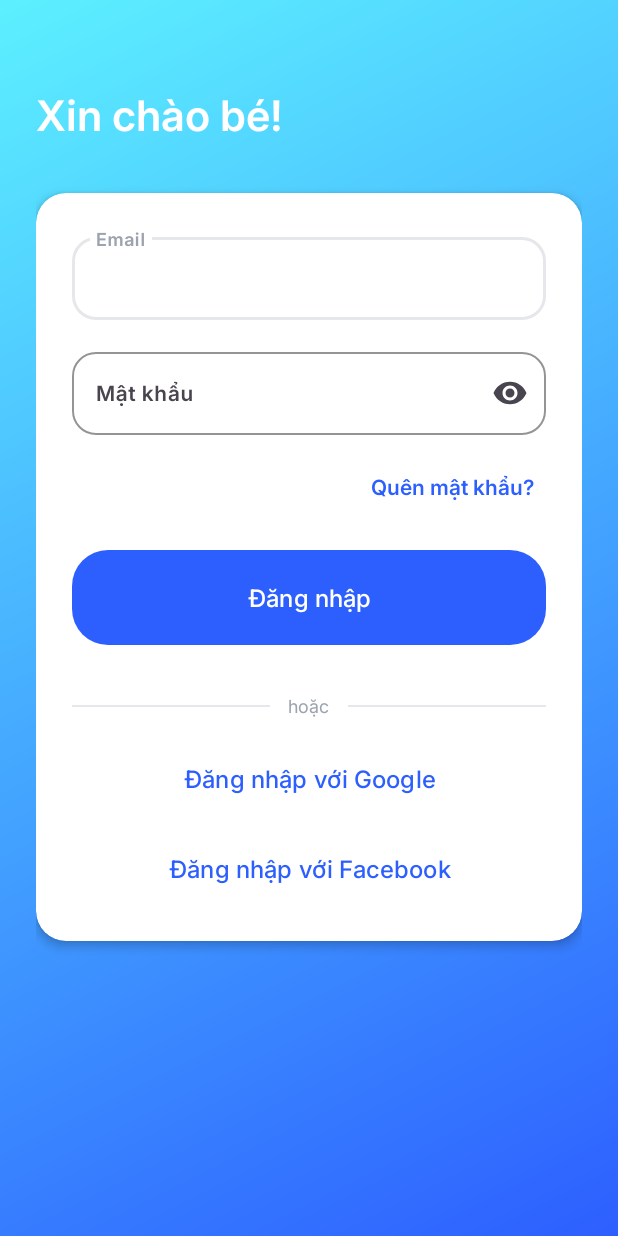
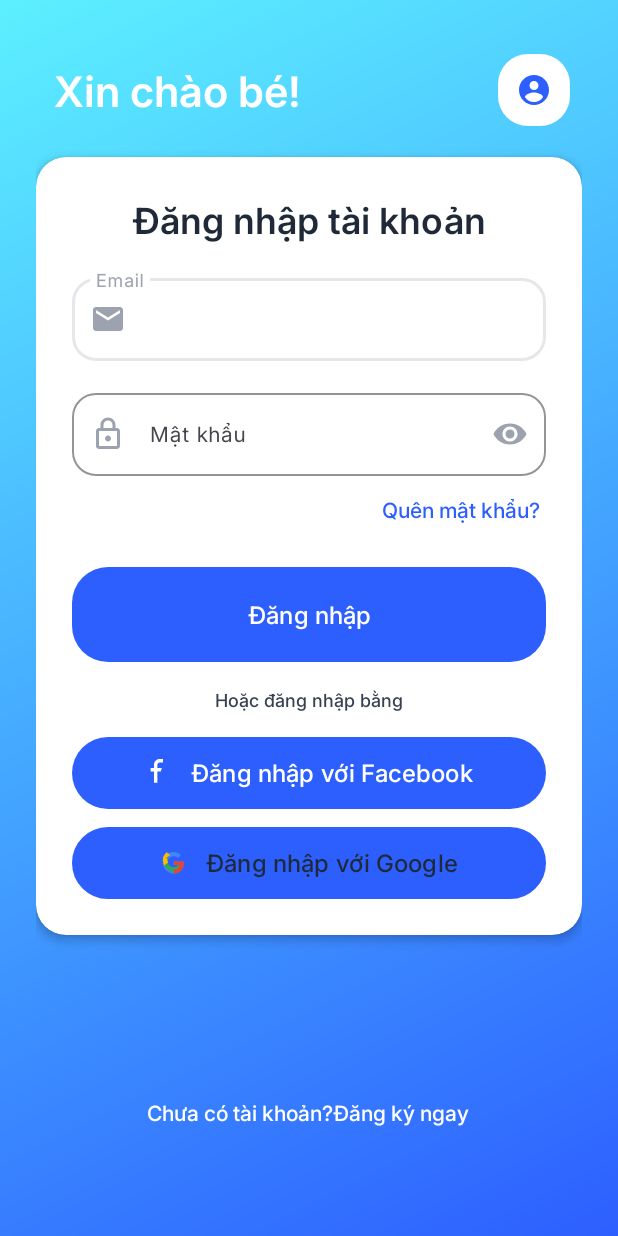
Before and after one commit to HuuHuyDev/Math-Habit, an Android app: the screen it shows after launch (LoginActivity), on a phone screen of 412 x 824 dp. Run offline under Robolectric (Android 15) with nearby library versions, the phone set to English and light mode, and no system bars; our stand-ins replace navigation-ui.

Commit message:
feat(ui): update login screen and push initial develop branch

```diff
--- a/app/src/main/java/com/kidsapp/ui/auth/LoginFragment.java
+++ b/app/src/main/java/com/kidsapp/ui/auth/LoginFragment.java
@@ -68,6 +68,12 @@ public class LoginFragment extends Fragment {
             Toast.makeText(getContext(), "Đăng nhập với Facebook", Toast.LENGTH_SHORT).show();
             // TODO: Implement Facebook login
         });
+
+        // Register
+        binding.tvRegister.setOnClickListener(v -> {
+            Toast.makeText(getContext(), "Đi tới đăng ký", Toast.LENGTH_SHORT).show();
+            // TODO: Navigate to register fragment
+        });
     }
 
     private boolean validateInput(String email, String password) {
--- /dev/null
+++ b/app/src/main/res/drawable/bg_button_facebook.xml
@@ -0,0 +1,10 @@
+<?xml version="1.0" encoding="utf-8"?>
+<shape xmlns:android="http://schemas.android.com/apk/res/android">
+    <solid android:color="@color/facebook_blue" />
+    <corners android:radius="@dimen/radius_button" />
+    <padding
+        android:left="@dimen/spacing_12"
+        android:top="@dimen/spacing_12"
+        android:right="@dimen/spacing_12"
+        android:bottom="@dimen/spacing_12" />
+</shape>
--- /dev/null
+++ b/app/src/main/res/drawable/bg_button_google.xml
@@ -0,0 +1,13 @@
+<?xml version="1.0" encoding="utf-8"?>
+<shape xmlns:android="http://schemas.android.com/apk/res/android">
+    <solid android:color="@color/white" />
+    <stroke
+        android:width="1dp"
+        android:color="@color/google_border" />
+    <corners android:radius="@dimen/radius_button" />
+    <padding
+        android:left="@dimen/spacing_12"
+        android:top="@dimen/spacing_12"
+        android:right="@dimen/spacing_12"
+        android:bottom="@dimen/spacing_12" />
+</shape>
--- /dev/null
+++ b/app/src/main/res/drawable/ic_email.xml
@@ -0,0 +1,10 @@
+<?xml version="1.0" encoding="utf-8"?>
+<vector xmlns:android="http://schemas.android.com/apk/res/android"
+    android:width="24dp"
+    android:height="24dp"
+    android:viewportWidth="24"
+    android:viewportHeight="24">
+    <path
+        android:fillColor="@color/input_icon_tint"
+        android:pathData="M20,4H4c-1.1,0 -2,0.9 -2,2v12c0,1.1 0.9,2 2,2h16c1.1,0 2,-0.9 2,-2V6c0,-1.1 -0.9,-2 -2,-2zM20,8l-8,5 -8,-5V6l8,5 8,-5v2z" />
+</vector>
--- /dev/null
+++ b/app/src/main/res/drawable/ic_eye.xml
@@ -0,0 +1,10 @@
+<?xml version="1.0" encoding="utf-8"?>
+<vector xmlns:android="http://schemas.android.com/apk/res/android"
+    android:width="24dp"
+    android:height="24dp"
+    android:viewportWidth="24"
+    android:viewportHeight="24">
+    <path
+        android:fillColor="@color/input_icon_tint"
+        android:pathData="M12,5C7,5 2.73,8.11 1,12c1.73,3.89 6,7 11,7s9.27,-3.11 11,-7c-1.73,-3.89 -6,-7 -11,-7zM12,17c-2.76,0 -5,-2.24 -5,-5s2.24,-5 5,-5 5,2.24 5,5 -2.24,5 -5,5zM12,9c-1.66,0 -3,1.34 -3,3s1.34,3 3,3 3,-1.34 3,-3 -1.34,-3 -3,-3z" />
+</vector>
--- /dev/null
+++ b/app/src/main/res/drawable/ic_facebook.xml
@@ -0,0 +1,10 @@
+<?xml version="1.0" encoding="utf-8"?>
+<vector xmlns:android="http://schemas.android.com/apk/res/android"
+    android:width="24dp"
+    android:height="24dp"
+    android:viewportWidth="24"
+    android:viewportHeight="24">
+    <path
+        android:fillColor="#FFFFFF"
+        android:pathData="M13,3h3V0h-3c-2.76,0 -5,2.24 -5,5v3H5v3h3v10h3v-10h3l1,-3h-4V5c0,-1.1 0.9,-2 2,-2z" />
+</vector>
--- /dev/null
+++ b/app/src/main/res/drawable/ic_google.xml
@@ -0,0 +1,19 @@
+<?xml version="1.0" encoding="utf-8"?>
+<vector xmlns:android="http://schemas.android.com/apk/res/android"
+    android:width="24dp"
+    android:height="24dp"
+    android:viewportWidth="24"
+    android:viewportHeight="24">
+    <path
+        android:fillColor="#4285F4"
+        android:pathData="M21.35,11.1h-9.17v3.2h5.48c-0.24,1.5 -1.65,4.4 -5.48,4.4 -3.3,0 -5.98,-2.74 -5.98,-6.1s2.68,-6.1 5.98,-6.1c1.88,0 3.14,0.8 3.86,1.48l2.64,-2.55C16.61,3.62 14.5,2.7 12,2.7 6.84,2.7 2.5,7.03 2.5,12.2s4.34,9.5 9.5,9.5c5.46,0 9.12,-3.83 9.12,-9.25 0,-0.63 -0.07,-1.2 -0.27,-1.79z" />
+    <path
+        android:fillColor="#34A853"
+        android:pathData="M12,22c3.52,0 6.47,-2.28 7.5,-5.54l-3.5,-2.72c-0.48,1.42 -1.78,2.41 -4,2.41 -3.03,0 -5.48,-2.55 -5.48,-5.64 0,-0.99 0.29,-1.91 0.78,-2.7L3.73,5.58C2.9,7.12 2.5,8.81 2.5,10.5 2.5,15.67 6.84,20 12,20z" />
+    <path
+        android:fillColor="#FBBC05"
+        android:pathData="M5.03,8.81c0.81,-1.58 2.34,-2.8 4.22,-3.28l-3.32,-2.58C4.08,4.45 2.5,6.99 2.5,9.8c0,1.69 0.4,3.38 1.23,4.92l3.55,-2.68c-0.49,-0.79 -0.78,-1.71 -0.78,-2.7 0,-0.48 0.06,-0.95 0.16,-1.39z" />
+    <path
+        android:fillColor="#EA4335"
+        android:pathData="M21.35,11.1h-9.17v3.2h5.48c-0.24,1.5 -1.65,4.4 -5.48,4.4v3c5.46,0 9.12,-3.83 9.12,-9.25 0,-0.63 -0.07,-1.2 -0.27,-1.79z" />
+</vector>
--- /dev/null
+++ b/app/src/main/res/drawable/ic_lock.xml
@@ -0,0 +1,10 @@
+<?xml version="1.0" encoding="utf-8"?>
+<vector xmlns:android="http://schemas.android.com/apk/res/android"
+    android:width="24dp"
+    android:height="24dp"
+    android:viewportWidth="24"
+    android:viewportHeight="24">
+    <path
+        android:fillColor="@color/input_icon_tint"
+        android:pathData="M12,17c1.1,0 2,-0.9 2,-2s-0.9,-2 -2,-2 -2,0.9 -2,2 0.9,2 2,2zM18,8h-1V6c0,-2.76 -2.24,-5 -5,-5S7,3.24 7,6v2H6c-1.1,0 -2,0.9 -2,2v10c0,1.1 0.9,2 2,2h12c1.1,0 2,-0.9 2,-2V10c0,-1.1 -0.9,-2 -2,-2zM9,6c0,-1.66 1.34,-3 3,-3s3,1.34 3,3v2H9V6zM18,20H6V10h12v10z" />
+</vector>
--- /dev/null
+++ b/app/src/main/res/drawable/ic_user.xml
@@ -0,0 +1,10 @@
+<?xml version="1.0" encoding="utf-8"?>
+<vector xmlns:android="http://schemas.android.com/apk/res/android"
+    android:width="24dp"
+    android:height="24dp"
+    android:viewportWidth="24"
+    android:viewportHeight="24">
+    <path
+        android:fillColor="@color/primary"
+        android:pathData="M12,2C6.48,2 2,6.48 2,12s4.48,10 10,10 10,-4.48 10,-10S17.52,2 12,2zM12,6c1.66,0 3,1.34 3,3s-1.34,3 -3,3 -3,-1.34 -3,-3 1.34,-3 3,-3zM12,20c-2.5,0 -4.71,-1.28 -6,-3.22 0.03,-1.99 4,-3.08 6,-3.08s5.97,1.09 6,3.08C16.71,18.72 14.5,20 12,20z" />
+</vector>
--- a/app/src/main/res/layout/fragment_login.xml
+++ b/app/src/main/res/layout/fragment_login.xml
@@ -8,25 +8,36 @@
     android:padding="@dimen/spacing_24"
     tools:context=".ui.auth.LoginFragment">
 
-    <!-- Header Text -->
+    <ImageView
+        android:id="@+id/ivAvatar"
+        android:layout_width="48dp"
+        android:layout_height="48dp"
+        android:layout_marginTop="12dp"
+        android:layout_marginEnd="8dp"
+        android:background="@drawable/bg_card_white"
+        android:padding="@dimen/spacing_12"
+        android:src="@drawable/ic_user"
+        app:layout_constraintEnd_toEndOf="parent"
+        app:layout_constraintTop_toTopOf="parent" />
+
     <TextView
         android:id="@+id/tvWelcome"
         android:layout_width="wrap_content"
         android:layout_height="wrap_content"
+        android:layout_marginStart="12dp"
+        android:layout_marginTop="4dp"
+        android:fontFamily="@font/inter_bold"
         android:text="@string/welcome_title"
         android:textColor="@color/white"
         android:textSize="@dimen/text_size_headline"
-        android:fontFamily="@font/inter_bold"
-        app:layout_constraintTop_toTopOf="parent"
         app:layout_constraintStart_toStartOf="parent"
-        android:layout_marginTop="@dimen/spacing_32" />
+        app:layout_constraintTop_toTopOf="@+id/ivAvatar" />
 
-    <!-- Card Container -->
     <androidx.cardview.widget.CardView
         android:id="@+id/cardLogin"
         android:layout_width="match_parent"
         android:layout_height="wrap_content"
-        android:layout_marginTop="@dimen/spacing_32"
+        android:layout_marginTop="@dimen/spacing_24"
         app:cardCornerRadius="@dimen/radius_card"
         app:cardElevation="@dimen/elevation_medium"
         app:cardBackgroundColor="@color/surface"
@@ -40,116 +51,129 @@
             android:orientation="vertical"
             android:padding="@dimen/spacing_24">
 
-            <!-- Email Input -->
+            <TextView
+                android:id="@+id/tvLoginTitle"
+                android:layout_width="match_parent"
+                android:layout_height="wrap_content"
+                android:layout_marginBottom="@dimen/spacing_16"
+                android:fontFamily="@font/inter_bold"
+                android:gravity="center"
+                android:text="Đăng nhập tài khoản"
+                android:textColor="@color/text_primary"
+                android:textSize="@dimen/text_size_title" />
+
             <com.google.android.material.textfield.TextInputLayout
                 android:id="@+id/tilEmail"
+                style="@style/TextInputLayout"
                 android:layout_width="match_parent"
                 android:layout_height="wrap_content"
+                android:layout_marginBottom="@dimen/spacing_16"
                 android:hint="@string/email"
-                style="@style/TextInputLayout"
-                android:layout_marginBottom="@dimen/spacing_16">
+                app:startIconDrawable="@drawable/ic_email"
+                app:startIconTint="@color/input_icon_tint">
 
                 <com.google.android.material.textfield.TextInputEditText
                     android:id="@+id/etEmail"
                     android:layout_width="match_parent"
                     android:layout_height="wrap_content"
+                    android:fontFamily="@font/inter_regular"
                     android:inputType="textEmailAddress"
-                    android:textSize="@dimen/text_size_medium"
-                    android:fontFamily="@font/inter_bold" />
+                    android:textSize="@dimen/text_size_medium" />
             </com.google.android.material.textfield.TextInputLayout>
 
-            <!-- Password Input -->
             <com.google.android.material.textfield.TextInputLayout
                 android:id="@+id/tilPassword"
+                style="@style/TextInputLayout"
                 android:layout_width="match_parent"
                 android:layout_height="wrap_content"
+                android:layout_marginBottom="@dimen/spacing_8"
                 android:hint="@string/password"
-                style="@style/TextInputLayout"
-                android:layout_marginBottom="@dimen/spacing_16"
-                app:endIconMode="password_toggle">
+                app:endIconMode="password_toggle"
+                app:endIconDrawable="@drawable/ic_eye"
+                app:endIconTint="@color/input_icon_tint"
+                app:startIconDrawable="@drawable/ic_lock"
+                app:startIconTint="@color/input_icon_tint">
 
                 <com.google.android.material.textfield.TextInputEditText
                     android:id="@+id/etPassword"
                     android:layout_width="match_parent"
                     android:layout_height="wrap_content"
+                    android:fontFamily="@font/inter_regular"
                     android:inputType="textPassword"
-                    android:textSize="@dimen/text_size_medium"
-                    android:fontFamily="@font/inter_bold" />
+                    android:textSize="@dimen/text_size_medium" />
             </com.google.android.material.textfield.TextInputLayout>
 
-            <!-- Forgot Password -->
             <TextView
                 android:id="@+id/tvForgotPassword"
                 android:layout_width="wrap_content"
                 android:layout_height="wrap_content"
-                android:text="@string/forgot_password"
-                android:textColor="@color/primary"
-                android:textSize="@dimen/text_size_medium"
-                android:fontFamily="@font/inter_bold"
                 android:layout_gravity="end"
                 android:layout_marginBottom="@dimen/spacing_24"
                 android:clickable="true"
                 android:focusable="true"
-                android:padding="@dimen/spacing_8" />
+                android:fontFamily="@font/inter_medium"
+                android:padding="@dimen/spacing_4"
+                android:text="@string/forgot_password"
+                android:textColor="@color/primary"
+                android:textSize="@dimen/text_size_medium" />
 
-            <!-- Login Button -->
-            <Button
+            <com.google.android.material.button.MaterialButton
                 android:id="@+id/btnLogin"
+                style="@style/ButtonPrimary"
                 android:layout_width="match_parent"
                 android:layout_height="wrap_content"
-                android:text="@string/login"
+                android:layout_marginBottom="@dimen/spacing_16"
                 android:background="@drawable/bg_button_primary"
-                style="@style/ButtonPrimary"
-                android:layout_marginBottom="@dimen/spacing_16" />
+                android:text="@string/login" />
 
-            <!-- Divider -->
-            <LinearLayout
+            <TextView
                 android:layout_width="match_parent"
                 android:layout_height="wrap_content"
-                android:orientation="horizontal"
+                android:layout_marginBottom="@dimen/spacing_16"
+                android:fontFamily="@font/inter_medium"
                 android:gravity="center"
-                android:layout_marginVertical="@dimen/spacing_16">
+                android:text="Hoặc đăng nhập bằng"
+                android:textColor="@color/text_secondary"
+                android:textSize="@dimen/text_size_small" />
 
-                <View
-                    android:layout_width="0dp"
-                    android:layout_height="1dp"
-                    android:layout_weight="1"
-                    android:background="@color/divider" />
-
-                <TextView
-                    android:layout_width="wrap_content"
-                    android:layout_height="wrap_content"
-                    android:text="hoặc"
-                    android:textColor="@color/text_tertiary"
-                    android:textSize="@dimen/text_size_small"
-                    android:layout_marginHorizontal="@dimen/spacing_12" />
-
-                <View
-                    android:layout_width="0dp"
-                    android:layout_height="1dp"
-                    android:layout_weight="1"
-                    android:background="@color/divider" />
-            </LinearLayout>
-
-            <!-- Google Login Button -->
-            <Button
+            <com.google.android.material.button.MaterialButton
+                android:id="@+id/btnLoginFacebook"
+                style="@style/LoginSocialButton"
+                android:layout_marginBottom="@dimen/spacing_12"
+                android:background="@drawable/bg_button_facebook"
+                android:text="@string/login_with_facebook"
+                android:textAllCaps="false"
+                android:textColor="@color/white"
+                app:icon="@drawable/ic_facebook"
+                app:iconTint="@color/white"
+                app:iconGravity="textStart"
+                app:iconPadding="@dimen/spacing_12" />
+            <com.google.android.material.button.MaterialButton
                 android:id="@+id/btnLoginGoogle"
-                android:layout_width="match_parent"
-                android:layout_height="wrap_content"
+                style="@style/LoginSocialButton"
+                android:background="@drawable/bg_button_google"
                 android:text="@string/login_with_google"
-                android:background="@drawable/bg_button_secondary"
-                style="@style/ButtonSecondary"
-                android:layout_marginBottom="@dimen/spacing_12" />
-
-            <!-- Facebook Login Button -->
-            <Button
-                android:id="@+id/btnLoginFacebook"
-                android:layout_width="match_parent"
-                android:layout_height="wrap_content"
-                android:text="@string/login_with_facebook"
-                android:background="@drawable/bg_button_secondary"
-                style="@style/ButtonSecondary" />
+                android:textAllCaps="false"
+                android:textColor="@color/text_primary"
+                app:icon="@drawable/ic_google"
+                app:iconTint="@null"
+                app:iconGravity="textStart"
+                app:iconPadding="@dimen/spacing_12" />
         </LinearLayout>
     </androidx.cardview.widget.CardView>
 
+    <TextView
+        android:id="@+id/tvRegister"
+        android:layout_width="wrap_content"
+        android:layout_height="wrap_content"
+        android:layout_marginBottom="48dp"
+        android:fontFamily="@font/inter_medium"
+        android:text="Chưa có tài khoản?Đăng ký ngay"
+        android:textColor="@color/white"
+        android:textSize="@dimen/text_size_medium"
+        app:layout_constraintBottom_toBottomOf="parent"
+        app:layout_constraintEnd_toEndOf="parent"
+        app:layout_constraintHorizontal_bias="0.496"
+        app:layout_constraintStart_toStartOf="parent" />
+
 </androidx.constraintlayout.widget.ConstraintLayout>
--- a/app/src/main/res/values/colors.xml
+++ b/app/src/main/res/values/colors.xml
@@ -40,5 +40,8 @@
     <!-- Standard Colors -->
     <color name="black">#000000</color>
     <color name="white">#FFFFFF</color>
+    <color name="facebook_blue">#1877F2</color>
+    <color name="google_border">#E0E0E0</color>
+    <color name="input_icon_tint">#9CA3AF</color>
     <color name="transparent">#00000000</color>
 </resources>
--- a/app/src/main/res/values/styles.xml
+++ b/app/src/main/res/values/styles.xml
@@ -38,4 +38,16 @@
         <item name="android:textColor">@color/text_tertiary</item>
         <item name="android:fontFamily">@font/inter_regular</item>
     </style>
+
+    <style name="LoginSocialButton" parent="Widget.Material3.Button">
+        <item name="android:layout_width">match_parent</item>
+        <item name="android:layout_height">wrap_content</item>
+        <item name="cornerRadius">@dimen/radius_button</item>
+        <item name="android:fontFamily">@font/inter_medium</item>
+        <item name="android:textSize">@dimen/text_size_large</item>
+        <item name="android:insetTop">0dp</item>
+        <item name="android:insetBottom">0dp</item>
+        <item name="android:insetLeft">0dp</item>
+        <item name="android:insetRight">0dp</item>
+    </style>
 </resources>
```
